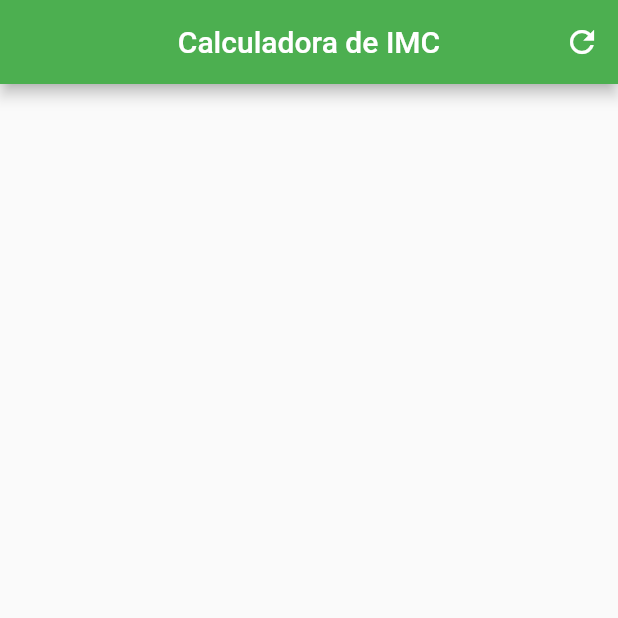
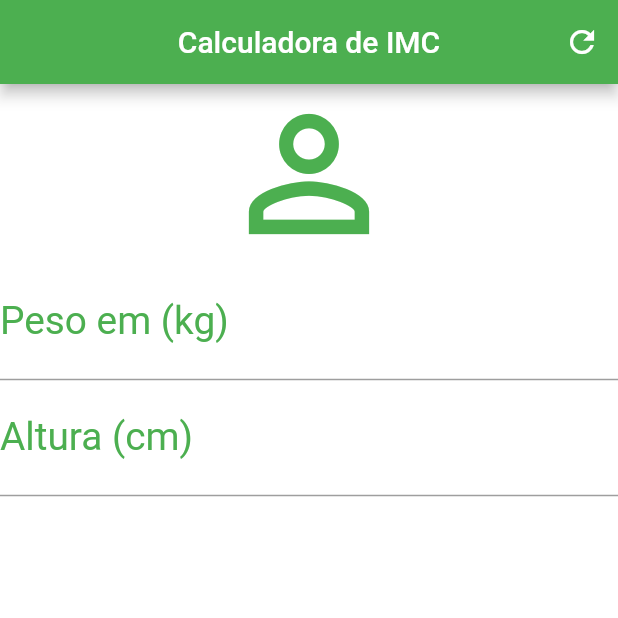
Before and after one commit to munhozfontana/calculadora-imc, a Flutter app: the screen it shows after launch, on a phone screen of 412 x 824 dp, the top half of it. Run offline on Flutter 3.47's test engine with Material 2 defaults, Android fonts, the phone set to English and light mode, and no system bars.

Commit message:
implementação de textfield e textdecoration

```diff
--- a/lib/main.dart
+++ b/lib/main.dart
@@ -28,6 +28,41 @@ class _HomeState extends State<Home> {
           )
         ],
       ),
+      backgroundColor: Colors.white,
+      body: Column(
+        crossAxisAlignment: CrossAxisAlignment.stretch,
+        children: <Widget>[
+          Icon(
+            Icons.person_outline,
+            size: 120.0,
+            color: Colors.green,
+          ),
+          TextField(
+            keyboardType: TextInputType.number,
+            decoration: InputDecoration(
+              labelText: "Peso em (kg)",
+              labelStyle: TextStyle(color: Colors.green),
+            ),
+            textAlign: TextAlign.center,
+            style: TextStyle(
+              color: Colors.green,
+              fontSize: 25.9,
+            ),
+          ),
+          TextField(
+            keyboardType: TextInputType.number,
+            decoration: InputDecoration(
+              labelText: "Altura (cm)",
+              labelStyle: TextStyle(color: Colors.green),
+            ),
+            textAlign: TextAlign.center,
+            style: TextStyle(
+              color: Colors.green,
+              fontSize: 25.9,
+            ),
+          ),
+        ],
+      ),
     );
   }
 }
```
